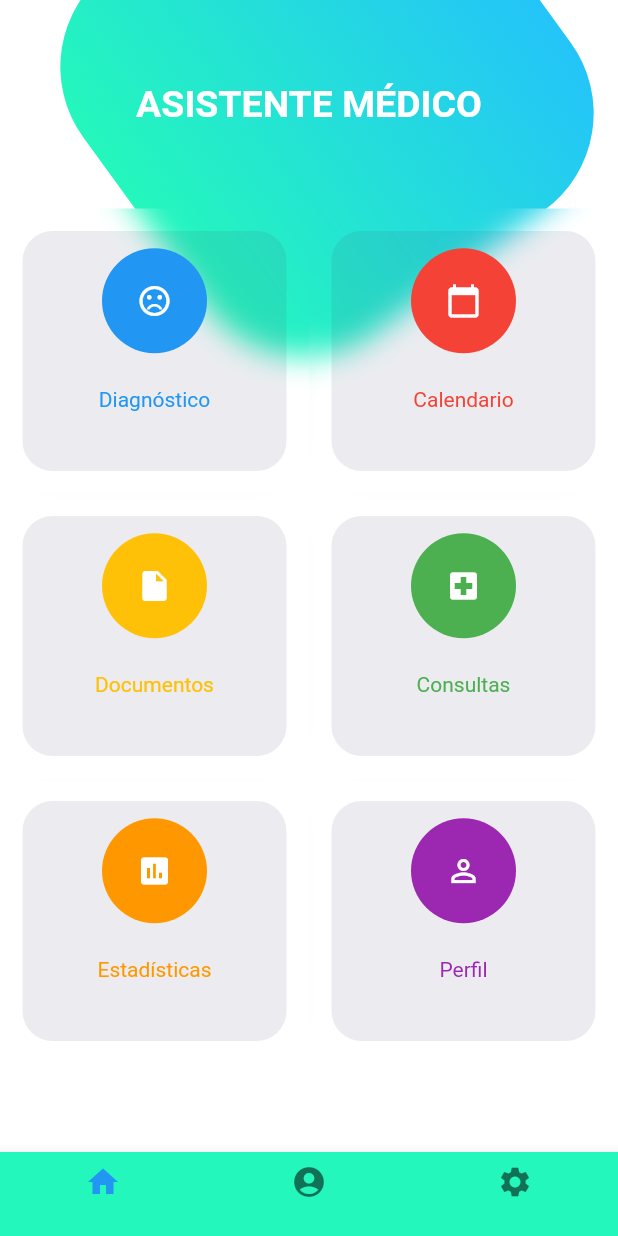
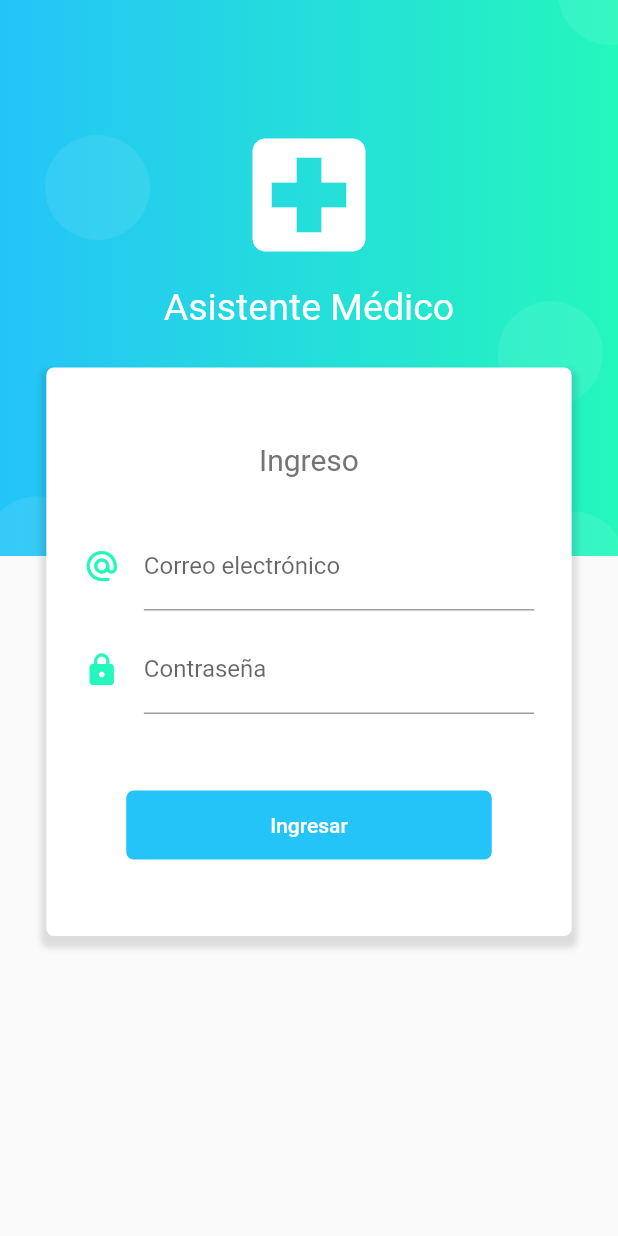
Before and after one commit to G3rson98/AsistenteMedicoFlutter-1, a Flutter app: the screen it shows after launch, scrolled down 576 dp, after a tap on "Bienvenidos", on a phone screen of 412 x 824 dp. Run offline on Flutter 3.47's test engine with Material 2 defaults, Android fonts, the phone set to English and light mode, and no system bars; our stand-ins replace flutter_speed_dial, shared_preferences.

Commit message:
sharedPreferences added, Login funcional

```diff
--- a/lib/main.dart
+++ b/lib/main.dart
@@ -1,3 +1,4 @@
+import 'package:asistentemedico/src/pages/login_page.dart';
 import 'package:flutter/material.dart';
 import 'package:flutter/services.dart';
 
@@ -25,6 +26,7 @@ class MyApp extends StatelessWidget {
         'scroll': (BuildContext context) => ScrollPage(),
         'begin': (BuildContext context) => ButtomNavigationBar(),
         'multimedia': (BuildContext context) => MultimediaPage(),
+        'login': (BuildContext context) => LoginPage(),
       },
     );
   }
--- /dev/null
+++ b/lib/src/models/usuario_model.dart
@@ -0,0 +1,69 @@
+// To parse this JSON data, do
+//
+//     final usuario = usuarioFromJson(jsonString);
+
+import 'dart:convert';
+
+Usuario usuarioFromJson(String str) => Usuario.fromJson(json.decode(str));
+
+String usuarioToJson(Usuario data) => json.encode(data.toJson());
+
+class Usuario {
+    Usuario({
+        this.id,
+        this.nombreUsuario,
+        this.correo,
+        this.password,
+        this.celular,
+        this.nombre,
+        this.apellidoPaterno,
+        this.apellidoMaterno,
+        this.genero,
+        this.lugarNac,
+        this.altura,
+        this.peso,
+    });
+
+    int id;
+    String nombreUsuario;
+    String correo;
+    String password;
+    int celular;
+    String nombre;
+    String apellidoPaterno;
+    String apellidoMaterno;
+    String genero;
+    String lugarNac;
+    double altura;
+    double peso;
+
+    factory Usuario.fromJson(Map<String, dynamic> json) => Usuario(
+        id: json["id"],
+        nombreUsuario: json["nombre_usuario"],
+        correo: json["correo"],
+        password: json["password"],
+        celular: json["celular"],
+        nombre: json["nombre"],
+        apellidoPaterno: json["apellido_paterno"],
+        apellidoMaterno: json["apellido_materno"],
+        genero: json["genero"],
+        lugarNac: json["lugar_nac"],
+        altura: json["altura"].toDouble(),
+        peso: json["peso"].toDouble(),
+    );
+
+    Map<String, dynamic> toJson() => {
+        "id": id,
+        "nombre_usuario": nombreUsuario,
+        "correo": correo,
+        "password": password,
+        "celular": celular,
+        "nombre": nombre,
+        "apellido_paterno": apellidoPaterno,
+        "apellido_materno": apellidoMaterno,
+        "genero": genero,
+        "lugar_nac": lugarNac,
+        "altura": altura,
+        "peso": peso,
+    };
+}
--- /dev/null
+++ b/lib/src/pages/login_page.dart
@@ -0,0 +1,218 @@
+import 'package:asistentemedico/src/models/usuario_model.dart';
+import 'package:asistentemedico/src/services/usuario_service.dart';
+import 'package:flutter/material.dart';
+
+class LoginPage extends StatefulWidget {
+  // const LoginPage({Key key}) : super(key: key);
+
+  @override
+  _LoginPageState createState() => _LoginPageState();
+}
+
+class _LoginPageState extends State<LoginPage> {
+  final formKey = GlobalKey<FormState>();
+  final scaffoldKey = GlobalKey<ScaffoldState>();
+  final usuarioProvider = new UsuarioProvider();
+
+  Usuario usuario = new Usuario();
+
+  @override
+  Widget build(BuildContext context) {
+    return Scaffold(
+      key: scaffoldKey,
+      body: Stack(
+        children: <Widget> [
+          _crearFondo( context ),
+          _loginForm( context ),
+        ],
+      )
+    );
+  }
+
+  Widget _loginForm(BuildContext context){
+    final size = MediaQuery.of(context).size;
+    return SingleChildScrollView(
+      child: Column(
+        children: <Widget> [
+
+          SafeArea(
+            child: Container(
+              height: 215.0,
+            ) ,
+          ),
+
+          Container(
+            width: size.width * 0.85,
+            margin: EdgeInsets.symmetric(vertical: 30.0),
+            padding: EdgeInsets.symmetric(vertical: 50.0),
+            decoration: BoxDecoration(
+              color: Colors.white,
+              borderRadius: BorderRadius.circular(5.0),
+              boxShadow: <BoxShadow>[
+                BoxShadow(
+                  color: Colors.black12,
+                  blurRadius: 3.0,
+                  offset: Offset(0.0, 5.0),
+                  spreadRadius: 3.0
+                )
+              ]
+            ),
+            child: Column(
+              children: <Widget> [
+                Text('Ingreso', style: TextStyle(fontSize: 20.0, color: Colors.grey[600])),
+                SizedBox(height: 30.0),
+                Form(
+                  key: formKey,
+                  child:Column(
+                    children: <Widget> [
+                      _crearUsuario(),
+                      SizedBox(height: 10.0),
+                      _crearPassword(),
+                      SizedBox(height: 50.0),
+                      _crearBoton( context )
+                    ],
+                  ) ,
+                ),
+              ],
+            ),
+          )
+        ],
+      ),
+    );
+
+  }
+
+  Widget _crearUsuario(){
+
+    return Container(
+      padding: EdgeInsets.symmetric(horizontal: 25.0),
+
+      child: TextFormField(
+        decoration: InputDecoration(
+          icon: Icon(Icons.alternate_email, color: Color.fromRGBO(36, 247, 188, 1.0)),
+          hintText: 'daniel@gmail.com',
+          labelText: 'Correo electrónico'
+        ),
+        onSaved: (value) => usuario.correo = value,
+      ),
+    );
+
+  }
+
+    Widget _crearPassword(){
+
+    return Container(
+      padding: EdgeInsets.symmetric(horizontal: 25.0),
+
+      child: TextFormField(
+        obscureText: true,
+        decoration: InputDecoration(
+          icon: Icon(Icons.lock, color: Color.fromRGBO(36, 247, 188, 1.0)),
+          labelText: 'Contraseña',
+        ),
+        onSaved: (value) => usuario.password = value,
+      ),
+    );
+
+  }
+
+  Widget _crearBoton( BuildContext context ){
+
+    return RaisedButton(
+      child: Container(
+        padding: EdgeInsets.symmetric(horizontal: 80.0, vertical: 15.0),
+        child: Text('Ingresar'),
+      ),
+      shape: RoundedRectangleBorder(
+        borderRadius: BorderRadius.circular(5.0)
+      ),
+      elevation: 0.0,
+      color: Color.fromRGBO(36, 196, 249, 1.0),
+      textColor: Colors.white,
+      onPressed: _submit,
+      //()=> Navigator.pushNamed(context, 'home')
+    );
+
+  }
+
+  void _submit() async{
+
+    formKey.currentState.save();
+
+    print( usuario.correo );
+    print( usuario.password );
+
+    var login = usuarioProvider.validarLogin(usuario);
+
+    if( await login ){
+      Navigator.pushReplacementNamed(context, 'begin');
+      // Navigator.pushNamed(context, 'home');
+    }else{
+      mostrarSnackbar('Credenciales incorrectas, intente de nuevo', Color.fromRGBO(36, 196, 249, 1.0));
+    }
+  }
+
+  Widget _crearFondo(BuildContext context){
+    final size = MediaQuery.of(context).size;
+
+    final fondoMorado = Container(
+      height: size.height * 0.45,
+      width: double.infinity,
+      decoration: BoxDecoration(
+        gradient: LinearGradient(
+          colors: <Color> [
+            Color.fromRGBO(36, 196, 249, 1.0),
+            Color.fromRGBO(36, 247, 188, 1.0)
+          ]
+        )
+      ),
+    );
+
+    final circulo = Container(
+      width: 70.0,
+      height: 70.0,
+      decoration: BoxDecoration(
+        borderRadius: BorderRadius.circular(100.0),
+        color: Color.fromRGBO(255, 255, 255, 0.08),
+      ),
+    );
+
+
+    return Stack(
+      children: <Widget>[
+        fondoMorado,
+        Positioned( top: 90.0, left: 30.0, child: circulo ),
+        Positioned( top: -40.0, right: -30.0, child: circulo ),
+        Positioned( bottom: -40.0, right: -5.0, child: circulo ),
+        Positioned( bottom: 100.0, right: 10.0, child: circulo ),
+        Positioned( bottom: -30.0, left: -10.0, child: circulo ),
+
+        Container(
+          height: 300.0,
+          width: 500.0,
+          padding: EdgeInsets.only(top: 80.0),
+          child: Column(
+            children: <Widget>[
+              Icon( Icons.local_hospital, color: Colors.white, size: 100.0 ),
+              SizedBox( height: 10.0, width: double.infinity ),
+              Text('Asistente Médico', style: TextStyle( color: Colors.white, fontSize: 25.0 ))
+            ],
+          ),
+        )
+
+      ],
+    );
+  }
+
+  void mostrarSnackbar (String mensaje, Color colorBG){
+    final snackbar = SnackBar(
+      content: Text( mensaje, style: TextStyle(color: Colors.white) ),
+      duration: Duration( milliseconds: 1500 ),
+      backgroundColor: colorBG,
+    );
+
+    scaffoldKey.currentState.showSnackBar(snackbar);
+
+  }
+
+}
--- a/lib/src/pages/scroll_page.dart
+++ b/lib/src/pages/scroll_page.dart
@@ -1,5 +1,5 @@
 import 'package:flutter/material.dart';
-import 'package:asistentemedico/src/pages/home_page.dart';
+
 
 
 class ScrollPage extends StatefulWidget {
@@ -10,8 +10,6 @@ class ScrollPage extends StatefulWidget {
 }
 
 class _ScrollPageState extends State<ScrollPage> {
-  final formKey = GlobalKey<FormState>();
-  final scaffoldKey = GlobalKey<ScaffoldState>();
 
   @override
   Widget build(BuildContext context) {
@@ -96,11 +94,10 @@ class _ScrollPageState extends State<ScrollPage> {
   }
 
   Widget _bienvenida(BuildContext context){
-    return SafeArea(
-      child: Align(
+    return Align(
             alignment: Alignment.bottomCenter,
             child: Column(
-          //mainAxisAlignment: MainAxisAlignment.center,
+            // mainAxisAlignment: MainAxisAlignment.center,
             children: <Widget>[
               SizedBox(height: 60.0),
               Image(
@@ -114,7 +111,6 @@ class _ScrollPageState extends State<ScrollPage> {
                 style: TextStyle(color: Colors.blue, fontSize: 15.0, fontWeight: FontWeight.bold),
               ),
               Expanded(child: Container()),
-            //aqui
               RaisedButton(
                 shape: StadiumBorder(),
                 color: Colors.blue,
@@ -124,149 +120,13 @@ class _ScrollPageState extends State<ScrollPage> {
                   child: Text('Bienvenidos', style: TextStyle(fontSize: 20.0))
                 ),
                 onPressed: (){
-                Navigator.pushNamed(context, 'begin');
+                  Navigator.pushNamed(context, 'login');
                 },
               ),
-            SizedBox(height: 150.0)
+              SizedBox(height: 100.0)
             ],
-        ),
           ),
         );
   }
 
-  //MI PARTE LOGIN
-  Widget _loginForm(BuildContext context){
-    final size = MediaQuery.of(context).size;
-    return SingleChildScrollView(
-      child: Column(
-        children: <Widget> [
-
-          SafeArea(
-            child: Container(
-              height: 215.0,
-            ) ,
-          ),
-
-          Container(
-            width: size.width * 0.85,
-            margin: EdgeInsets.symmetric(vertical: 30.0),
-            padding: EdgeInsets.symmetric(vertical: 50.0),
-            decoration: BoxDecoration(
-              color: Colors.white,
-              borderRadius: BorderRadius.circular(5.0),
-              boxShadow: <BoxShadow>[
-                BoxShadow(
-                  color: Colors.black12,
-                  blurRadius: 3.0,
-                  offset: Offset(0.0, 5.0),
-                  spreadRadius: 3.0
-                )
-              ]
-            ),
-            child: Column(
-              children: <Widget> [
-                Text('Ingreso', style: TextStyle(fontSize: 20.0, color: Colors.grey[600])),
-                SizedBox(height: 30.0),
-                Form(
-                  key: formKey,
-                  child:Column(
-                    children: <Widget> [
-                      _crearUsuario(),
-                      SizedBox(height: 10.0),
-                      _crearPassword(),
-                      SizedBox(height: 50.0),
-                      _crearBoton( context )
-                    ],
-                  ) ,
-                ),
-              ],
-            ),
-          )
-        ],
-      ),
-    );
-
 }
-
-  Widget _crearUsuario(){
-
-    return Container(
-      padding: EdgeInsets.symmetric(horizontal: 25.0),
-
-      child: TextFormField(
-        decoration: InputDecoration(
-          icon: Icon(Icons.account_circle, color: Color.fromRGBO(251, 196, 107, 1.0)),
-          hintText: 'Usuario',
-          labelText: 'Nombre de usuario'
-        ),
-        // onSaved: (value) => delegado.usuario = value,
-      ),
-    );
-
-  }
-
-    Widget _crearPassword(){
-
-    return Container(
-      padding: EdgeInsets.symmetric(horizontal: 25.0),
-
-      child: TextFormField(
-        obscureText: true,
-        decoration: InputDecoration(
-          icon: Icon(Icons.lock, color: Color.fromRGBO(251, 196, 107, 1.0)),
-          labelText: 'Contraseña',
-        ),
-        // onSaved: (value) => delegado.contrasena = value,
-      ),
-    );
-
-  }
-
-  Widget _crearBoton( BuildContext context ){
-
-    return RaisedButton(
-      child: Container(
-        padding: EdgeInsets.symmetric(horizontal: 80.0, vertical: 15.0),
-        child: Text('Ingresar'),
-      ),
-      shape: RoundedRectangleBorder(
-        borderRadius: BorderRadius.circular(5.0)
-      ),
-      elevation: 0.0,
-      color: Color.fromRGBO(255, 0, 202, 1.0),
-      textColor: Colors.white,
-      onPressed: _submit,
-      //()=> Navigator.pushNamed(context, 'home')
-    );
-
-  }
-
-  void mostrarSnackbar (String mensaje, Color colorBG){
-    final snackbar = SnackBar(
-      content: Text( mensaje, style: TextStyle(color: Colors.white) ),
-      duration: Duration( milliseconds: 1500 ),
-      backgroundColor: colorBG,
-    );
-
-    scaffoldKey.currentState.showSnackBar(snackbar);
-
-  }
-
-  void _submit() async{
-
-    formKey.currentState.save();
-
-    // print( delegado.usuario );
-    // print( delegado.contrasena );
-
-    // var login = delegadoProvider.validarLogin(delegado);
-
-    // if( await login ){
-    //   Navigator.pushReplacementNamed(context, 'home');
-    //   // Navigator.pushNamed(context, 'home');
-    // }else{
-    //   mostrarSnackbar('Credenciales incorrectas, intente de nuevo', Color.fromRGBO(255, 0, 202, 1.0));
-    // }
-  }
-  //FIN MI PARTE LOGIN
-}
--- a/pubspec.yaml
+++ b/pubspec.yaml
@@ -30,6 +30,7 @@ dependencies:
   cupertino_icons: ^0.1.3
   flutter_speed_dial: ^1.2.1
   http:
+  shared_preferences: ^0.5.12
 
 dev_dependencies:
   flutter_test:
```
Also changed, not shown: lib/src/services/usuario_service.dart (added, +56 -0 lines), pubspec.lock. Lines whose indentation alone changed are shown as unchanged.
